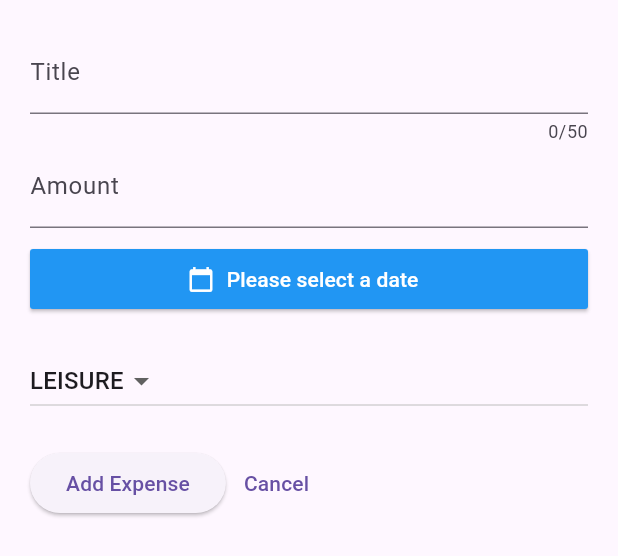
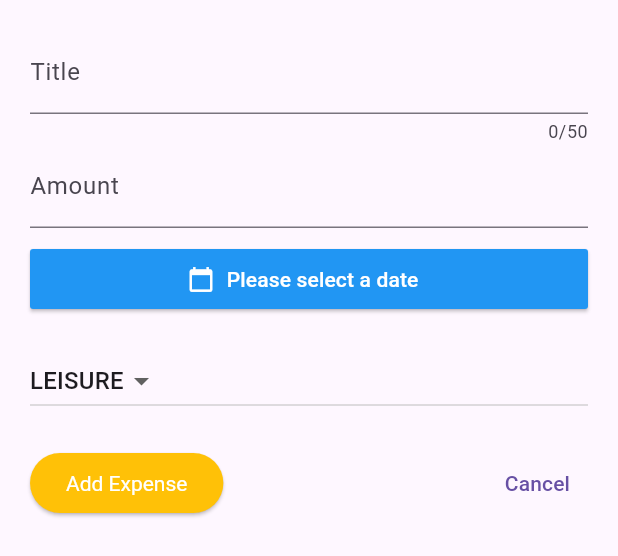
Before and after one commit to jobstefan773/expense_tracker, a Flutter app: the NewExpense widget shown alone on an empty page, opened directly, after a tap on "Add Expense", on a phone screen of 412 x 824 dp. Shown: the top 556 px of the screen. Run offline on Flutter 3.47's test engine with Material 3 defaults, Android fonts, the phone set to English and light mode, and no system bars.

Commit message:
Enhance NewExpense UI with button styling and layout adjustments

```diff
--- a/lib/new_expense.dart
+++ b/lib/new_expense.dart
@@ -17,6 +17,8 @@ class _NewExpenseState extends State<NewExpense> {
     _titleEditingController.dispose();
     super.dispose();
   }
+
+  void _submitExpenseData() {}
 
   void _showDatePopup() async {
     final pickedDate = await showDatePicker(
@@ -91,10 +93,16 @@ class _NewExpenseState extends State<NewExpense> {
           ),
           const SizedBox(height: 20),
           Row(
+            mainAxisAlignment: MainAxisAlignment.spaceBetween,
             children: [
               ElevatedButton(
+                style: ElevatedButton.styleFrom(
+                  backgroundColor: Colors.amber,
+                  foregroundColor: Colors.white,
+                  textStyle: const TextStyle(color: Colors.white),
+                ),
                 onPressed: () {
-                  print(_titleEditingController.text);
+                  _submitExpenseData();
                 },
                 child: const Text('Add Expense'),
               ),
```
